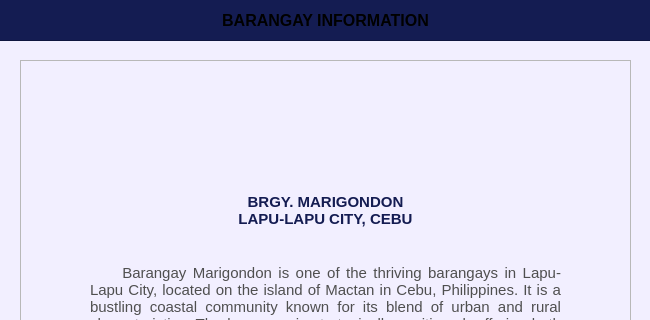
First picture: the form in Views/PopUp/Screen_Dashboard/barangayinfo.ui, repository Yohhannn/Barangay-Records-Statistics-System, before the edit; both pictures show x 0 to 650 and y 0 to 320 of the 650 by 682 pixel window.
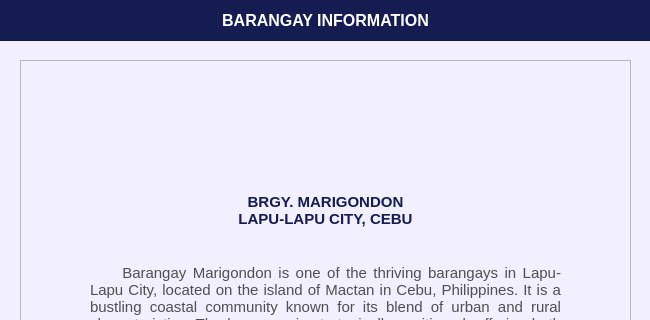
Second picture: the form after the edit. Icons and pictures are not drawn.

```diff
--- a/Views/PopUp/Screen_Dashboard/barangayinfo.ui
+++ b/Views/PopUp/Screen_Dashboard/barangayinfo.ui
@@ -61,7 +61,7 @@
      </font>
     </property>
     <property name="styleSheet">
-     <string notr="true">#label_tableTitleDashboard {
+     <string notr="true">#label_titleEmployeeAccount {
 	background-color: transparent;
 	color: #FFFFFF;
 }
```
